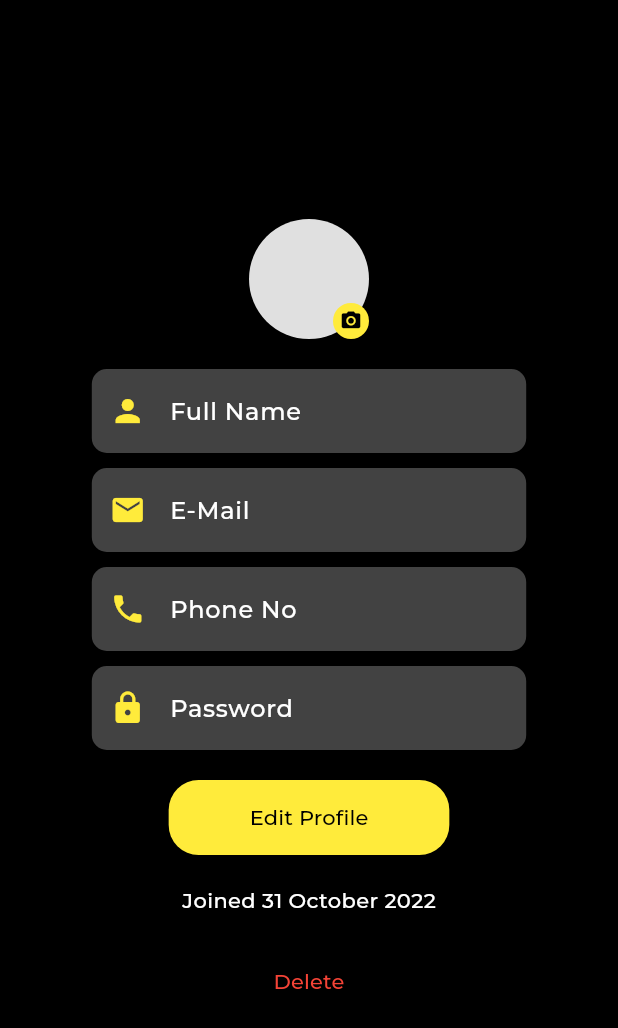
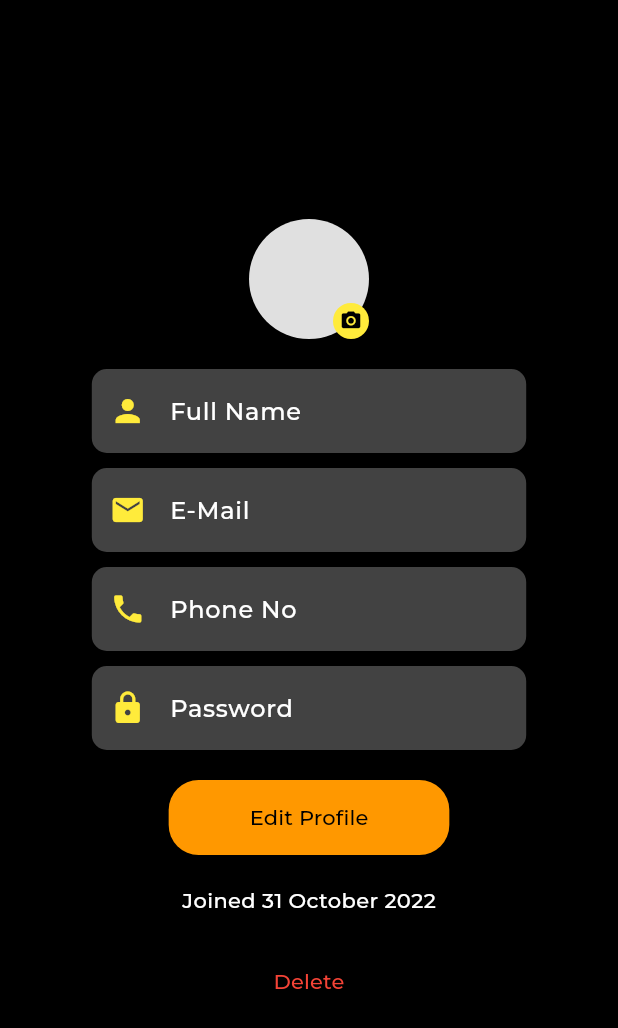
Before and after one commit to haziq-aziz/MUC-Project, a Flutter app: the screen it shows after launch, on a phone screen of 412 x 824 dp. Shown: the top 1028 px of the screen. Run offline on Flutter 3.47's test engine with Material 3 defaults, Android fonts, the phone set to English and light mode, and no system bars; our stand-ins replace font_awesome_flutter, sqflite; accounts and stored records are empty; project files that could hold a hidden picture were left out.

Commit message:
Added Profile (Frontend)

```diff
--- a/lib/views/profile.dart
+++ b/lib/views/profile.dart
@@ -44,7 +44,7 @@ class Profile extends StatelessWidget {
               ElevatedButton(
                 onPressed: () {},
                 style: ElevatedButton.styleFrom(
-                  backgroundColor: Colors.yellow,
+                  backgroundColor: Colors.orange,
                   shape: RoundedRectangleBorder(
                     borderRadius: BorderRadius.circular(20),
                   ),
```
